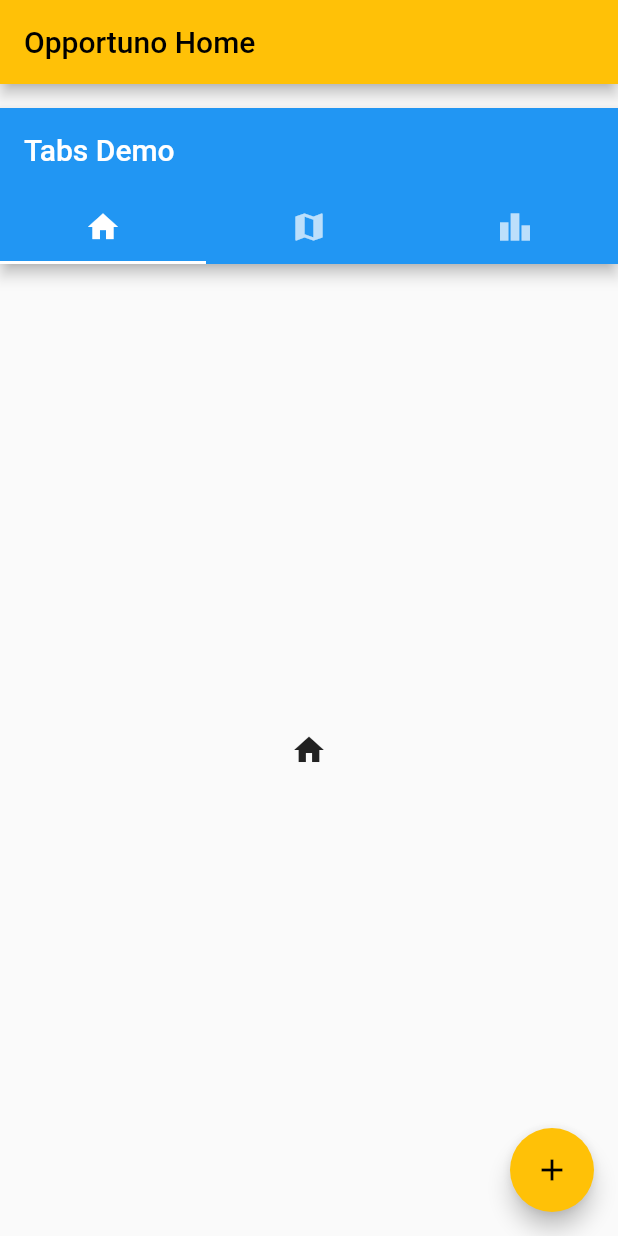
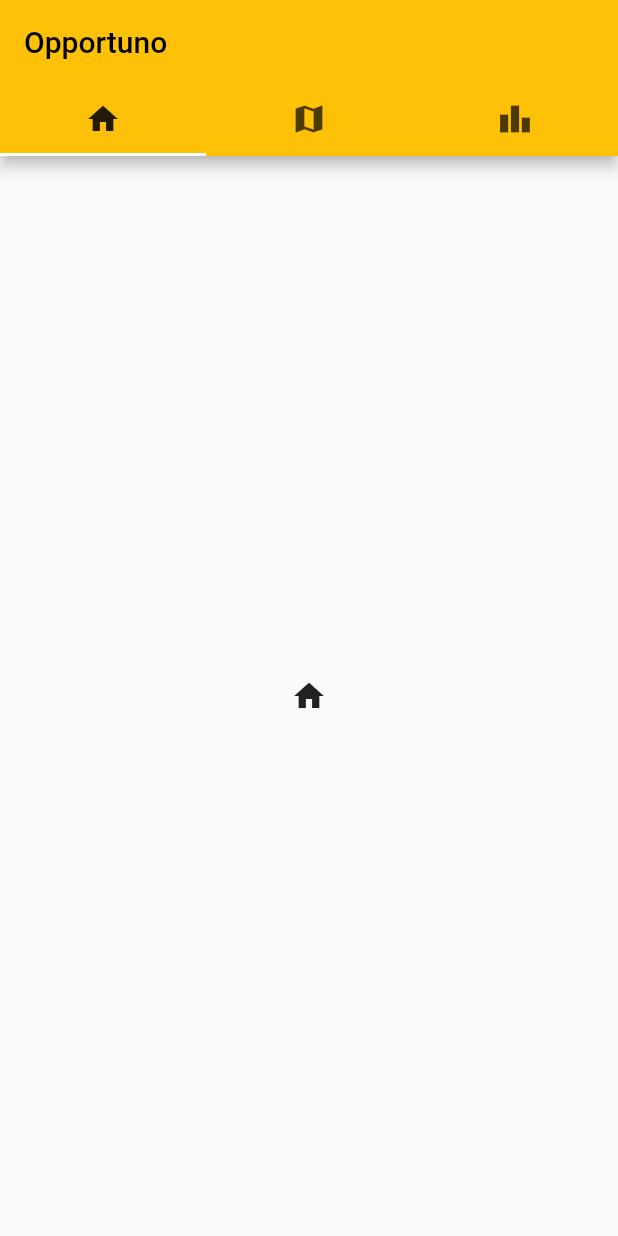
Before and after one commit to Tohwx/hackgt8-eaugazooz, a Flutter app: the screen it shows after launch, on a phone screen of 412 x 824 dp. Run offline on Flutter 3.47's test engine with Material 2 defaults, Android fonts, the phone set to English and light mode, and no system bars.

Commit message:
remove top bar

```diff
--- a/lib/main.dart
+++ b/lib/main.dart
@@ -23,12 +23,36 @@
   }
 }
 
-class TabBarDemo extends StatelessWidget {
-  const TabBarDemo({Key? key}) : super(key: key);
+class TabBarMenu extends StatelessWidget {
+  const TabBarMenu({Key? key}) : super(key: key);
 
   @override
   Widget build(BuildContext context) {
-    return MaterialApp(
+    return DefaultTabController(
+      length: 3,
+      child: Scaffold(
+        appBar: AppBar(
+          bottom: const TabBar(
+            indicatorColor: Colors.amber,
+            tabs: [
+              Tab(icon: Icon(Icons.home)),
+              Tab(icon: Icon(Icons.map)),
+              Tab(icon: Icon(Icons.leaderboard)),
+            ],
+          ),
+          title: const Text('Opportuno'),
+        ),
+        body: const TabBarView(
+          children: [
+            Icon(Icons.home),
+            Icon(Icons.map),
+            Icon(Icons.leaderboard),
+          ],
+        ),
+      ),
+    );
+
+    /*return MaterialApp(
       home: DefaultTabController(
         length: 3,
         child: Scaffold(
@@ -51,7 +75,7 @@
           ),
         ),
       ),
-    );
+    );*/
   }
 }
 
@@ -95,45 +119,6 @@
     // The Flutter framework has been optimized to make rerunning build methods
     // fast, so that you can just rebuild anything that needs updating rather
     // than having to individually change instances of widgets.
-    return Scaffold(
-      appBar: AppBar(
-        // Here we take the value from the MyHomePage object that was created by
-        // the App.build method, and use it to set our appbar title.
-        title: Text(widget.title),
-      ),
-      body: Center(
-        // Center is a layout widget. It takes a single child and positions it
-        // in the middle of the parent.
-        child: Column(
-          // Column is also a layout widget. It takes a list of children and
-          // arranges them vertically. By default, it sizes itself to fit its
-          // children horizontally, and tries to be as tall as its parent.
-          //
-          // Invoke "debug painting" (press "p" in the console, choose the
-          // "Toggle Debug Paint" action from the Flutter Inspector in Android
-          // Studio, or the "Toggle Debug Paint" command in Visual Studio Code)
-          // to see the wireframe for each widget.
-          //
-          // Column has various properties to control how it sizes itself and
-          // how it positions its children. Here we use mainAxisAlignment to
-          // center the children vertically; the main axis here is the vertical
-          // axis because Columns are vertical (the cross axis would be
-          // horizontal).
-          mainAxisAlignment: MainAxisAlignment.center,
-          children: <Widget>[
-            Container(
-              child: Text(''),
-              margin: EdgeInsets.only(left: 25 * 2, right: 5),
-            ),
-            Expanded(child: TabBarDemo())
-          ],
-        ),
-      ),
-      floatingActionButton: FloatingActionButton(
-        onPressed: _incrementCounter,
-        tooltip: 'Increment',
-        child: const Icon(Icons.add),
-      ), // This trailing comma makes auto-formatting nicer for build methods.
-    );
+    return TabBarMenu();
   }
 }
```
